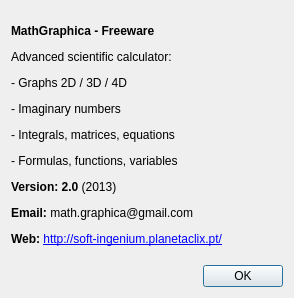
Qt form gui/about_gui.ui (joaodeus/mathgraphica) before a commit.
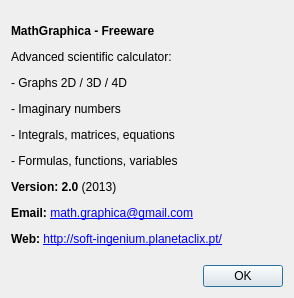
The same form after that commit. Icons and pictures are not drawn.

Commit message: serialization of functions and sqlite testing

```diff
--- a/gui/about_gui.ui
+++ b/gui/about_gui.ui
@@ -30,7 +30,7 @@
       </sizepolicy>
      </property>
      <property name="text">
-      <string>&lt;html&gt;&lt;head/&gt;&lt;body&gt;&lt;p&gt;&lt;img src=&quot;:/images/images/calculator.png&quot;/&gt;&lt;span style=&quot; font-weight:600;&quot;&gt;MathGraphica - Freeware&lt;/span&gt;&lt;/p&gt;&lt;p&gt;Advanced scientific calculator:&lt;/p&gt;&lt;p&gt;- Graphs 2D / 3D / 4D&lt;/p&gt;&lt;p&gt;- Imaginary numbers&lt;/p&gt;&lt;p&gt;- Integrals, matrices, equations&lt;/p&gt;&lt;p&gt;- Formulas, functions, variables&lt;/p&gt;&lt;p&gt;&lt;span style=&quot; font-weight:600;&quot;&gt;Version: 2.0 &lt;/span&gt;(2013)&lt;/p&gt;&lt;p&gt;&lt;span style=&quot; font-weight:600;&quot;&gt;Email:&lt;/span&gt; math.graphica@gmail.com&lt;/p&gt;&lt;p&gt;&lt;span style=&quot; font-weight:600;&quot;&gt;Web: &lt;/span&gt;&lt;a href=&quot;http://soft-ingenium.planetaclix.pt/&quot;&gt;&lt;span style=&quot; text-decoration: underline; color:#0000ff;&quot;&gt;http://soft-ingenium.planetaclix.pt/&lt;/span&gt;&lt;/a&gt;&lt;/p&gt;&lt;/body&gt;&lt;/html&gt;</string>
+      <string>&lt;html&gt;&lt;head/&gt;&lt;body&gt;&lt;p&gt;&lt;img src=&quot;:/images/images/calculator.png&quot;/&gt;&lt;span style=&quot; font-weight:600;&quot;&gt;MathGraphica - Freeware&lt;/span&gt;&lt;/p&gt;&lt;p&gt;Advanced scientific calculator:&lt;/p&gt;&lt;p&gt;- Graphs 2D / 3D / 4D&lt;/p&gt;&lt;p&gt;- Imaginary numbers&lt;/p&gt;&lt;p&gt;- Integrals, matrices, equations&lt;/p&gt;&lt;p&gt;- Formulas, functions, variables&lt;/p&gt;&lt;p&gt;&lt;span style=&quot; font-weight:600;&quot;&gt;Version: 2.0 &lt;/span&gt;(2013)&lt;/p&gt;&lt;p&gt;&lt;span style=&quot; font-weight:600;&quot;&gt;Email: &lt;/span&gt;&lt;a href=&quot;mailto:math.graphica@gmail.com&quot;&gt;&lt;span style=&quot; text-decoration: underline; color:#0000ff;&quot;&gt;math.graphica@gmail.com&lt;/span&gt;&lt;/a&gt;&lt;/p&gt;&lt;p&gt;&lt;span style=&quot; font-weight:600;&quot;&gt;Web: &lt;/span&gt;&lt;a href=&quot;http://soft-ingenium.planetaclix.pt/&quot;&gt;&lt;span style=&quot; text-decoration: underline; color:#0000ff;&quot;&gt;http://soft-ingenium.planetaclix.pt/&lt;/span&gt;&lt;/a&gt;&lt;/p&gt;&lt;/body&gt;&lt;/html&gt;</string>
      </property>
     </widget>
    </item>
```
Left out of the diff: 2 changed lines with no effect on the pictures. The commit also changes 12 other files.
